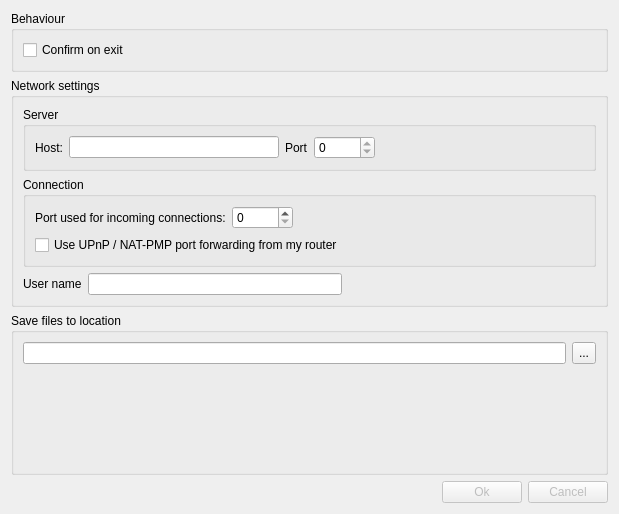
First picture: the form in src/preferences/preferences_widget.ui, repository a-pavlov/qDonkey, before the edit.
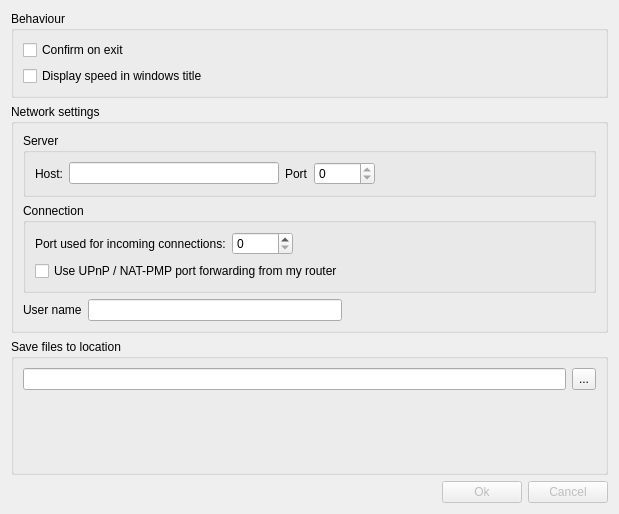
Second picture: the form after the edit.

```diff
--- a/src/preferences/preferences_widget.ui
+++ b/src/preferences/preferences_widget.ui
@@ -27,6 +27,13 @@
         </property>
        </widget>
       </item>
+      <item>
+       <widget class="QCheckBox" name="checkDisplaySpeed">
+        <property name="text">
+         <string>Display speed in windows title</string>
+        </property>
+       </widget>
+      </item>
      </layout>
     </widget>
    </item>
```
